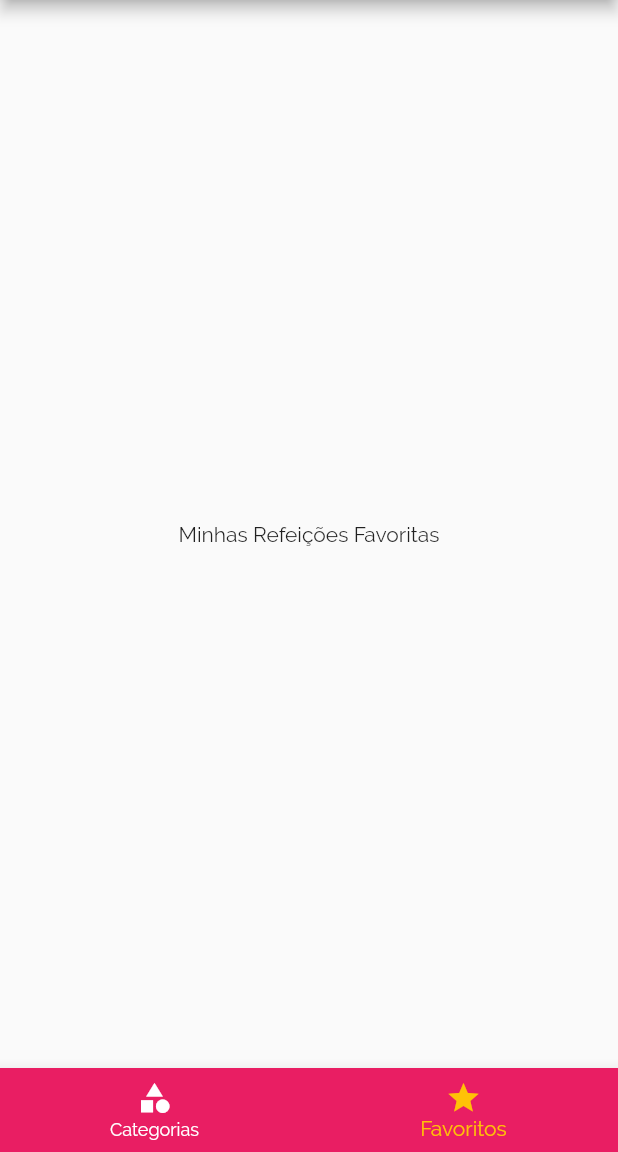
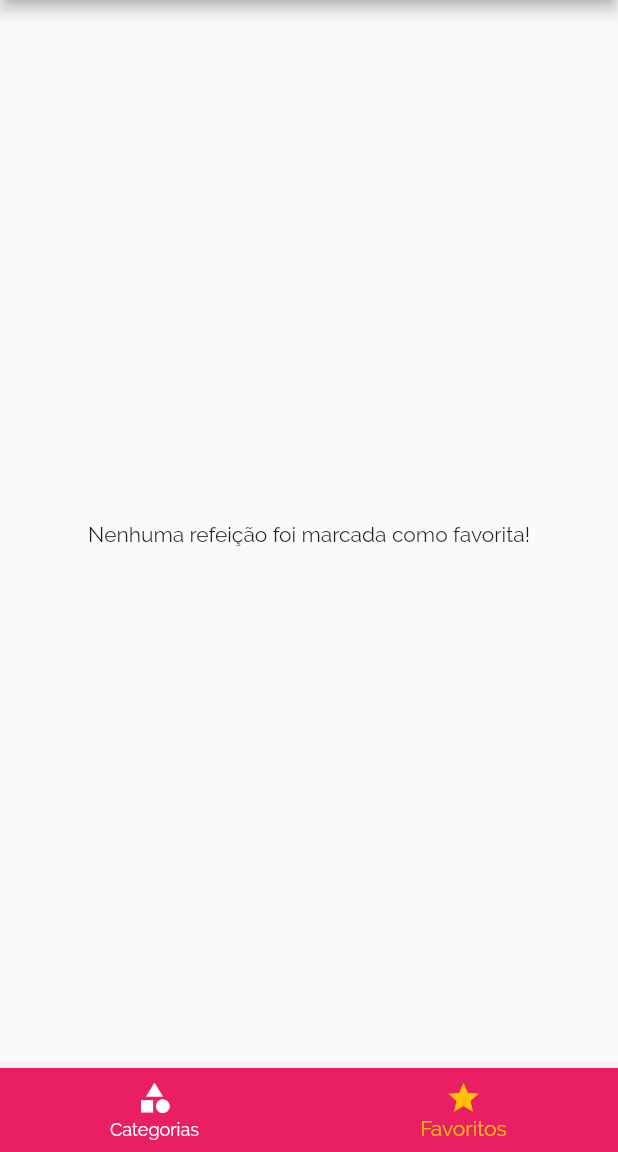
Before and after one commit to leandrosouzadev/meals, a Flutter app: the screen it shows after launch, item 2 of the bottom bar chosen, on a phone screen of 412 x 824 dp, the part 84-1236 px from its top. Run offline on Flutter 3.47's test engine with Material 2 defaults, Android fonts, the phone set to English and light mode, and no system bars.

Commit message:
Marcar como favorito

```diff
--- a/lib/main.dart
+++ b/lib/main.dart
@@ -20,6 +20,7 @@ class MyApp extends StatefulWidget {
 class _MyAppState extends State<MyApp> {
   Settings settings = Settings();
   List<Meal> _availableMeals = dummyMeals;
+  List<Meal> _favoriteMeals = [];
 
   void _filterMeals(Settings settings) {
     setState(() {
@@ -37,6 +38,18 @@ class _MyAppState extends State<MyApp> {
             !filterVegetarian;
       }).toList();
     });
+  }
+
+  void _toggleFavorite(Meal meal) {
+    setState(() {
+      _favoriteMeals.contains(meal)
+          ? _favoriteMeals.remove(meal)
+          : _favoriteMeals.add(meal);
+    });
+  }
+
+  bool _isFavorite(Meal meal) {
+    return _favoriteMeals.contains(meal);
   }
 
   @override
@@ -64,10 +77,11 @@ class _MyAppState extends State<MyApp> {
         ),
       ),
       routes: {
-        AppRoutes.home: (ctx) => const TabsScreen(),
+        AppRoutes.home: (ctx) => TabsScreen(_favoriteMeals),
         AppRoutes.categoriesMeals: (ctx) =>
             CategoriesMealsScreen(_availableMeals),
-        AppRoutes.mealDetail: (ctx) => const MealDetailScreen(),
+        AppRoutes.mealDetail: (ctx) =>
+            MealDetailScreen(_toggleFavorite, _isFavorite),
         AppRoutes.settings: (context) => SettingsScreen(settings, _filterMeals),
       },
     );
--- a/lib/screens/favorite_screen.dart
+++ b/lib/screens/favorite_screen.dart
@@ -1,12 +1,25 @@
 import 'package:flutter/material.dart';
+import 'package:meals/components/meal_item.dart';
+import 'package:meals/models/meal.dart';
 
 class FavoriteScreen extends StatelessWidget {
-  const FavoriteScreen({Key? key}) : super(key: key);
+  const FavoriteScreen(this.favoriteMeals, {Key? key}) : super(key: key);
+
+  final List<Meal> favoriteMeals;
 
   @override
   Widget build(BuildContext context) {
-    return Center(
-      child: Text('Minhas Refeições Favoritas'),
-    );
+    if (favoriteMeals.isEmpty) {
+      return const Center(
+        child: Text('Nenhuma refeição foi marcada como favorita!'),
+      );
+    } else {
+      return ListView.builder(
+        itemCount: favoriteMeals.length,
+        itemBuilder: (ctx, index) {
+          return MealItem(favoriteMeals[index]);
+        },
+      );
+    }
   }
 }
--- a/lib/screens/tabs_screen.dart
+++ b/lib/screens/tabs_screen.dart
@@ -1,10 +1,13 @@
 import 'package:flutter/material.dart';
 import 'package:meals/components/main_drawer.dart';
+import 'package:meals/models/meal.dart';
 import 'package:meals/screens/categories_screen.dart';
 import 'package:meals/screens/favorite_screen.dart';
 
 class TabsScreen extends StatefulWidget {
-  const TabsScreen({Key? key}) : super(key: key);
+  const TabsScreen(this.favoriteMeals, {Key? key}) : super(key: key);
+
+  final List<Meal> favoriteMeals;
 
   @override
   State<TabsScreen> createState() => _TabsScreenState();
@@ -18,10 +21,17 @@ class _TabsScreenState extends State<TabsScreen> {
     'Meus Favoritos',
   ];
 
-  final List<Widget> _screens = [
-    const CategoriesScreen(),
-    const FavoriteScreen(),
-  ];
+  late List<Widget> _screens;
+
+  @override
+  void initState() {
+    super.initState();
+
+    _screens = [
+      const CategoriesScreen(),
+      FavoriteScreen(widget.favoriteMeals),
+    ];
+  }
 
   _selectScreen(int index) {
     setState(() {
```
Also changed, not shown: lib/screens/meal_detail_screen.dart (+10 -5 lines).
